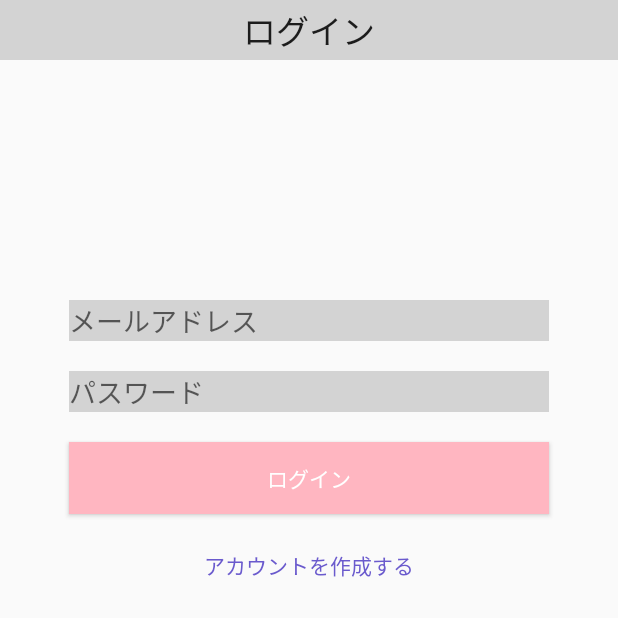
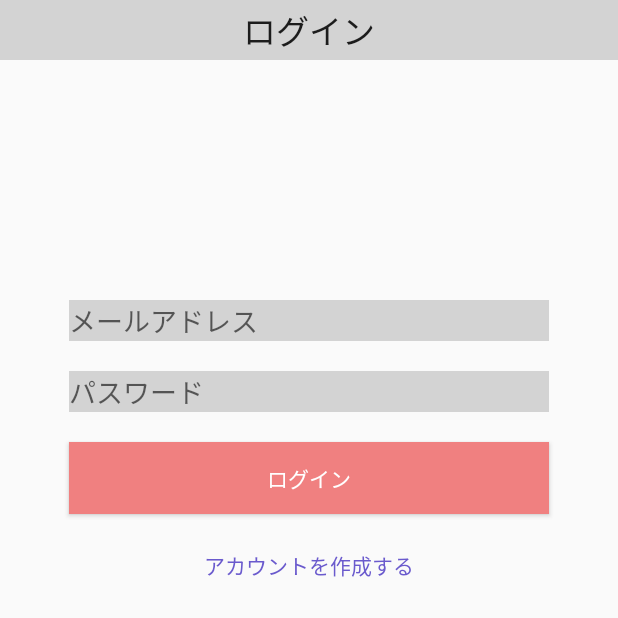
Before and after one commit to hayashitoshiki/ap2_android, an Android app: the AccountLogin screen opened directly, with no data from a screen before it, on a phone screen of 412 x 824 dp, the top half of it. Run offline under Robolectric (Android 15) with nearby library versions, the phone set to English and light mode, and no system bars.

Commit message:
アカウント作成画面、ログイン画面の連結

```diff
--- a/ap2_android/app/src/main/AndroidManifest.xml
+++ b/ap2_android/app/src/main/AndroidManifest.xml
@@ -42,6 +42,7 @@
         <activity android:name=".Product_Barcode"/>
         <activity android:name=".AccountLogin"/>
         <activity android:name=".Account"/>
+        <activity android:name=".newacount"/>
     </application>
 
 </manifest>
--- a/ap2_android/app/src/main/java/com/example/a1521093/ap2_android/AccountLogin.java
+++ b/ap2_android/app/src/main/java/com/example/a1521093/ap2_android/AccountLogin.java
@@ -19,4 +19,9 @@ public class AccountLogin extends AppCompatActivity {
         Intent intent=new Intent(getApplication(),MainActivity.class);
         startActivity(intent);
     }
+
+    public void NewAccount(View v){
+        Intent intent = new Intent(getApplication(),newacount.class);
+        startActivity(intent);
+    }
 }
--- a/ap2_android/app/src/main/res/layout/login.xml
+++ b/ap2_android/app/src/main/res/layout/login.xml
@@ -50,7 +50,7 @@
         <Button
             android:layout_width="320dp"
             android:layout_height="wrap_content"
-            android:background="#FFB6C1"
+            android:background="#F08080"
             android:text="ログイン"
             android:textColor="#FFFFFF"
             android:layout_margin="10dp"
@@ -64,7 +64,8 @@
             style="?android:attr/borderlessButtonStyle"
             android:textColor="#6A5ACD"
             tools:layout_editor_absoluteY="410dp"
-            tools:layout_editor_absoluteX="110dp" />
+            tools:layout_editor_absoluteX="110dp"
+            android:onClick="NewAccount"/>
     </LinearLayout>
 
 </LinearLayout>
```
Also changed, not shown: ap2_android/app/src/main/java/com/example/a1521093/ap2_android/newacount.java (+5 -4 lines).
